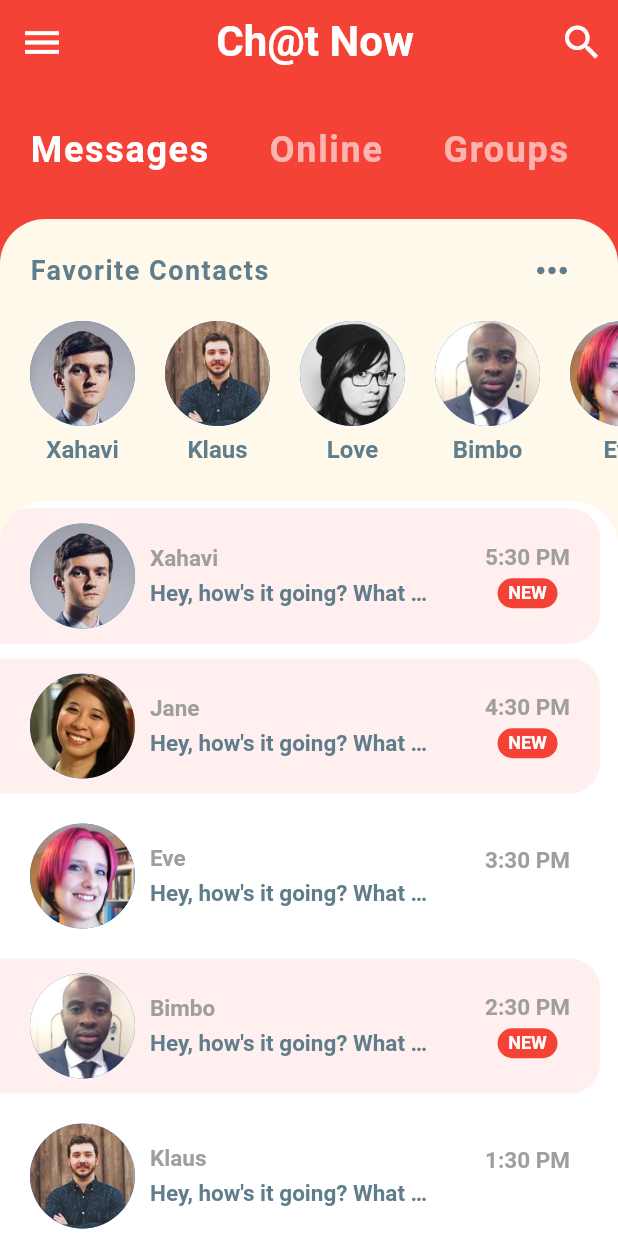
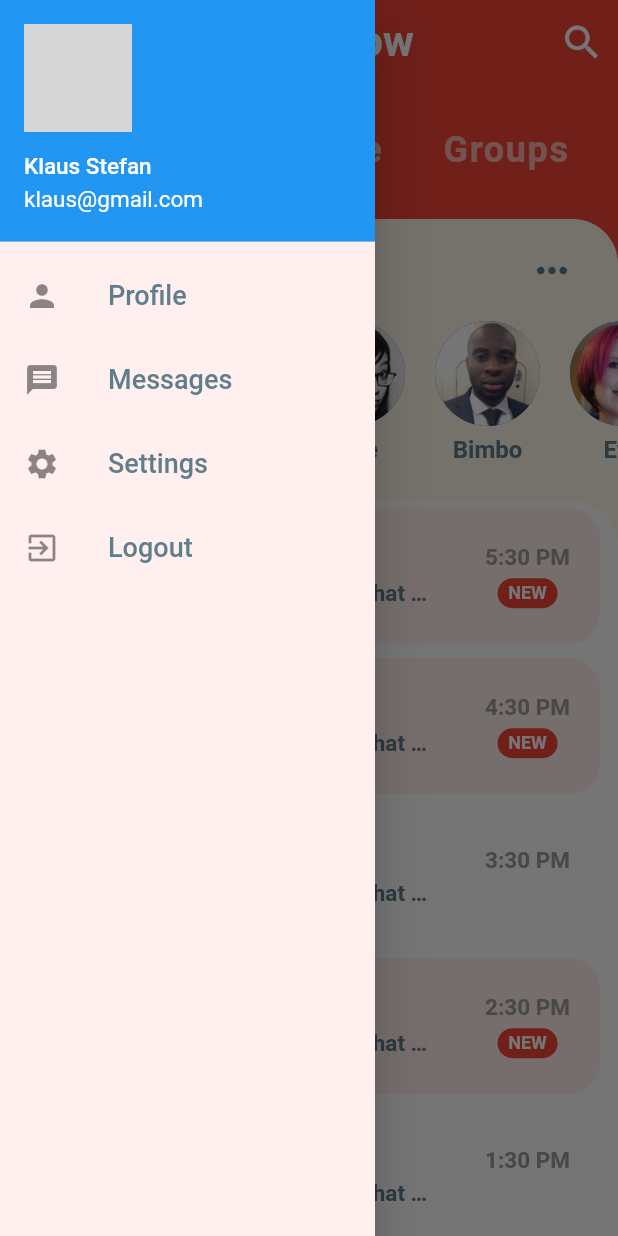
Before and after one commit to Jhay4Julian/flutter_chat_ui, a Flutter app: the screen it shows after launch, with the side drawer open (before the commit the screen has no drawer), on a phone screen of 412 x 824 dp. Run offline on Flutter 3.47's test engine with Material 2 defaults, Android fonts, the phone set to English and light mode, and no system bars; grey boxes are pictures that could not be loaded.

Commit message:
Added Drawer to HomeScreen. Added const to multiple lines.

```diff
--- a/lib/main.dart
+++ b/lib/main.dart
@@ -2,10 +2,12 @@ import 'package:chat_app/screens/home_screen.dart';
 import 'package:flutter/material.dart';
 
 void main() {
-  runApp(ChatNow());
+  runApp(const ChatNow());
 }
 
 class ChatNow extends StatelessWidget {
+  const ChatNow({Key? key}) : super(key: key);
+
 
   @override
   Widget build(BuildContext context) {
@@ -14,9 +16,9 @@ class ChatNow extends StatelessWidget {
       debugShowCheckedModeBanner: false,
       theme: ThemeData(
         primaryColor: Colors.red,
-        colorScheme: ColorScheme.fromSwatch().copyWith(secondary: Color(0xFFFEF9EB)),
+        colorScheme: ColorScheme.fromSwatch().copyWith(secondary: const Color(0xFFFEF9EB)),
       ),
-      home: HomeScreen(),
+      home: const HomeScreen(),
     );
   }
 }
--- a/lib/screens/home_screen.dart
+++ b/lib/screens/home_screen.dart
@@ -1,3 +1,4 @@
+import 'package:chat_app/models/mssg_model.dart';
 import 'package:chat_app/widgets/category_selection.dart';
 import 'package:chat_app/widgets/favorite_contacts.dart';
 import 'package:chat_app/widgets/recent_chats.dart';
@@ -15,16 +16,71 @@ class _HomeScreenState extends State<HomeScreen> {
   Widget build(BuildContext context) {
     return Scaffold(
       backgroundColor: Theme.of(context).primaryColor,
+      drawer: Container(
+        width: 250,
+        child: Drawer(
+          child: Container(
+            color: Color(0xFFFFEFEE),
+            child: ListView(
+              children: <Widget>[
+                UserAccountsDrawerHeader(
+                  accountName: const Text(
+                    "Klaus Stefan",
+                    style: TextStyle(fontSize: 15.0),
+                  ),
+                  accountEmail: const Text(
+                    "klaus@gmail.com",
+                    style: TextStyle(fontSize: 15.0),
+                  ),
+                  currentAccountPicture: CircleAvatar(
+                    radius: 100,
+                    backgroundImage: AssetImage(currentUser.imageUrl),
+                      ),
+                ),
+                Column(
+                  children: [
+                  ListTile(
+                    title: const Text(
+                      "Profile",
+                      style: TextStyle(fontSize: 18.0, color: Colors.blueGrey),
+                    ),
+                    leading: const Icon(Icons.person),
+                    onTap: (){},
+                  ),
+                  ListTile(
+                    title: const Text(
+                      "Messages",
+                      style: TextStyle(fontSize: 18.0, color: Colors.blueGrey),
+                    ),
+                    leading: const Icon(Icons.message),
+                    onTap: (){Navigator.push(context, MaterialPageRoute(builder: (context) => const HomeScreen()),);},
+                  ),
+                  ListTile(
+                    title: const Text(
+                      "Settings",
+                      style: TextStyle(fontSize: 18.0, color: Colors.blueGrey),
+                    ),
+                    leading: const Icon(Icons.settings),
+                    onTap: (){},
+                  ),
+                  ListTile(
+                    title: const Text(
+                      "Logout",
+                      style: TextStyle(fontSize: 18.0, color: Colors.blueGrey),
+                    ),
+                    leading: const Icon(Icons.exit_to_app),
+                    onTap: (){},
+                  ),
+                ]),
+              ],
+            ),
+          ),
+        ),
+      ),
       appBar: AppBar(
         backgroundColor: Theme.of(context).primaryColor,
-        leading: IconButton(
-          icon: Icon(Icons.menu),
-          iconSize: 30,
-          color: Colors.white,
-          onPressed: () {},
-        ),
-        title: Center(
-          child: const Text(
+        title: const Center(
+          child: Text(
             'Ch@t Now',
             style: TextStyle(fontSize: 28, fontWeight: FontWeight.bold),
           ),
@@ -32,7 +88,7 @@ class _HomeScreenState extends State<HomeScreen> {
         elevation: 0.0,
         actions: [
           IconButton(
-            icon: Icon(Icons.search),
+            icon: const Icon(Icons.search),
             iconSize: 30,
             color: Colors.white,
             onPressed: () {},
@@ -41,17 +97,17 @@ class _HomeScreenState extends State<HomeScreen> {
       ),
       body: Column(
         children: [
-          CategorySelection(),
+          const CategorySelection(),
           Expanded(
             child: Container(
               decoration: BoxDecoration(
                 color: Theme.of(context).colorScheme.secondary,
-                borderRadius: BorderRadius.only(
+                borderRadius: const BorderRadius.only(
                     topLeft: Radius.circular(30),
                     topRight: Radius.circular(30)),
               ),
               child: Column(
-                children: [
+                children: const [
                   FavoriteContacts(),
                   RecentChats(),
                 ],
--- a/lib/widgets/category_selection.dart
+++ b/lib/widgets/category_selection.dart
@@ -26,7 +26,7 @@ class _CategorySelectionState extends State<CategorySelection> {
               });
             },
             child: Padding(
-              padding: EdgeInsets.symmetric(horizontal: 20, vertical: 30),
+              padding: const EdgeInsets.symmetric(horizontal: 20, vertical: 30),
               child: Text(
                 categories[index],
                 style: TextStyle(
--- a/lib/widgets/favorite_contacts.dart
+++ b/lib/widgets/favorite_contacts.dart
@@ -8,15 +8,15 @@ class FavoriteContacts extends StatelessWidget {
   @override
   Widget build(BuildContext context) {
     return Padding(
-      padding: EdgeInsets.symmetric(vertical: 10.0),
+      padding: const EdgeInsets.symmetric(vertical: 10.0),
       child: Column(
         children: [
           Padding(
-            padding: EdgeInsets.symmetric(horizontal: 20.0),
+            padding: const EdgeInsets.symmetric(horizontal: 20.0),
             child: Row(
               mainAxisAlignment: MainAxisAlignment.spaceBetween,
               children: [
-                Text(
+                const Text(
                   'Favorite Contacts',
                   style: TextStyle(
                     color: Colors.blueGrey,
@@ -27,17 +27,18 @@ class FavoriteContacts extends StatelessWidget {
                 ),
                 IconButton(
                   onPressed: (){},
-                  icon: Icon(Icons.more_horiz),
+                  icon: const Icon(Icons.more_horiz),
                   iconSize: 30.0,
                   color: Colors.blueGrey,
                 ),
               ]
             ),
           ),
+          // ignore: sized_box_for_whitespace
           Container(
             height: 120.0,
             child: ListView.builder(
-              padding: EdgeInsets.only(left: 10.0),
+              padding: const EdgeInsets.only(left: 10.0),
               scrollDirection: Axis.horizontal,
               itemCount: favorites.length,
               itemBuilder: (BuildContext context, int index) {
@@ -45,17 +46,17 @@ class FavoriteContacts extends StatelessWidget {
                   onTap: () =>
                     Navigator.push(context, MaterialPageRoute(builder: (_) => ChatScreen(user: favorites[index]),),),
                   child: Padding(
-                    padding: EdgeInsets.all(10.0),
+                    padding: const EdgeInsets.all(10.0),
                     child: Column(
                       children: [
                         CircleAvatar(
                           radius: 35.0,
                           backgroundImage: AssetImage(favorites[index].imageUrl),
                         ),
-                        SizedBox(height: 6.0,),
+                        const SizedBox(height: 6.0,),
                         Text(
                           favorites[index].name,
-                          style: TextStyle(color: Colors.blueGrey, fontSize: 16.0, fontWeight: FontWeight.w600),),
+                          style: const TextStyle(color: Colors.blueGrey, fontSize: 16.0, fontWeight: FontWeight.w600),),
                       ],
                     ),
                   ),
```
Also changed, not shown: lib/screens/chat_screen.dart (+19 -19 lines).
